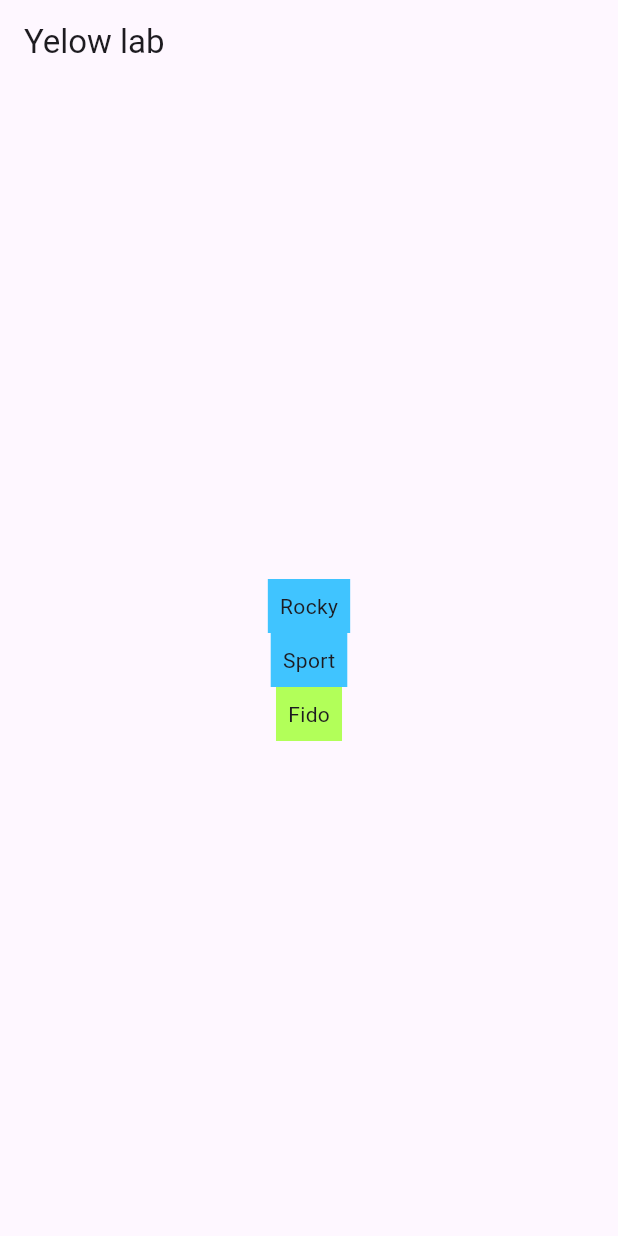
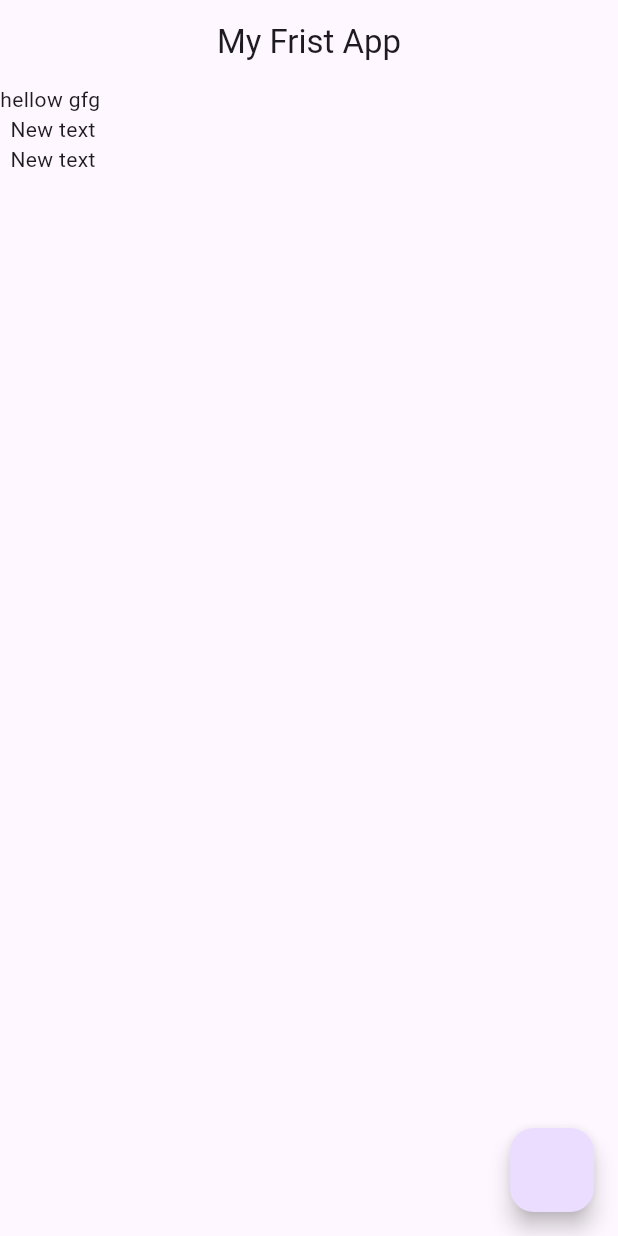
Before and after one commit to Eric-Study-369/Flutter-Tutorial-, a Flutter app: the screen it shows after launch, on a phone screen of 412 x 824 dp. Run offline on Flutter 3.47's test engine with Material 3 defaults, Android fonts, the phone set to English and light mode, and no system bars.

Commit message:
35:51 - Scaffold Widget

```diff
--- a/lib/main.dart
+++ b/lib/main.dart
@@ -2,72 +2,72 @@
 import 'package:flutter/material.dart';
 
 void main() {
-  runApp(MyApp());
+
+
+  runApp(MaterialApp(
+    //: 'Material App',
+    home: Home(),
+
+  )
+  );
 }
 
-class MyApp extends StatelessWidget{
+class Home extends StatelessWidget {
+
   @override
-  Widget build(BuildContext context) {
-    return MaterialApp(
-      title: 'My Dog App',
-      home: Scaffold(
-        appBar: AppBar(
-          title: Text('Yelow lab'),
-        ),
-        body: Center(
-          child: Column(
-            mainAxisAlignment: MainAxisAlignment.center,
-            children: [
-              DecoratedBox(decoration: BoxDecoration(color: Colors.lightBlueAccent),
-              child: Padding(
-                padding: const EdgeInsets.all(8.0),
-                child: Text('Rocky'),
-              ),
-              ),
-              DecoratedBox(
-                decoration: BoxDecoration(color: Colors.lightBlueAccent),
-                child: Padding(
-                padding: const EdgeInsets.all(8.0),
-                child: Text('Sport'),
-                ),
-              ),
-              DecoratedBox(
-                decoration: BoxDecoration(color: Colors.lightGreenAccent),
-                child: Padding(
-                  padding: const EdgeInsets.all(8.0),
-                  child: Text('Fido'),
-                ),
-                ),
-            ],
-          ),
-        ),
+  Widget build(context){
+    return Scaffold(
+      appBar: AppBar(
+       title: Text('My Frist App'),
+        centerTitle: true,
       ),
+      floatingActionButton: FloatingActionButton(
+        onPressed: (){
+          Navigator.push(context, MaterialPageRoute(builder: (context) => SecondScreen()));
+        },
+      ),
+      body: Column(
+        children: [
+          Text('hellow gfg '),
+          Text('New text'),
+          Text('New text'),
+        ],
+      )
+
     );
   }
 }
 
-/*
-class MyApp extends StatelessWidget{
+class SecondScreen extends StatelessWidget{
 
   @override
-  Widget build(BuildContext context){
+  Widget build(context){
+    return Scaffold(
+      appBar: AppBar(
+       title: Text('My Secondd App'),
+        centerTitle: true,
+      ),
+      floatingActionButton: FloatingActionButton(
+        onPressed: (){
 
-    return const MaterialApp(
-    home: Material(
-      child: Column(
-
+        },
+      ),
+      body: Column(
         children: [
-           Text("Hellow, Welocom back!"),
-           Text('login to continue '),
-           Text('We will fight up class, seize the moments'),
-
-
+          Text('hellow gfg '),
+          Text('New text'),
+          Text('New text'),
+          Text('New text'),
+          Text('New text'),
+          Text('New text'),
+          Text('New text'),
+          Text('New text'),
+          Text('New text'),
+          Text('New text'),
+          Text('New text'),
         ],
       )
-    )
-  );
 
-
+    );
   }
 }
-*/
```
